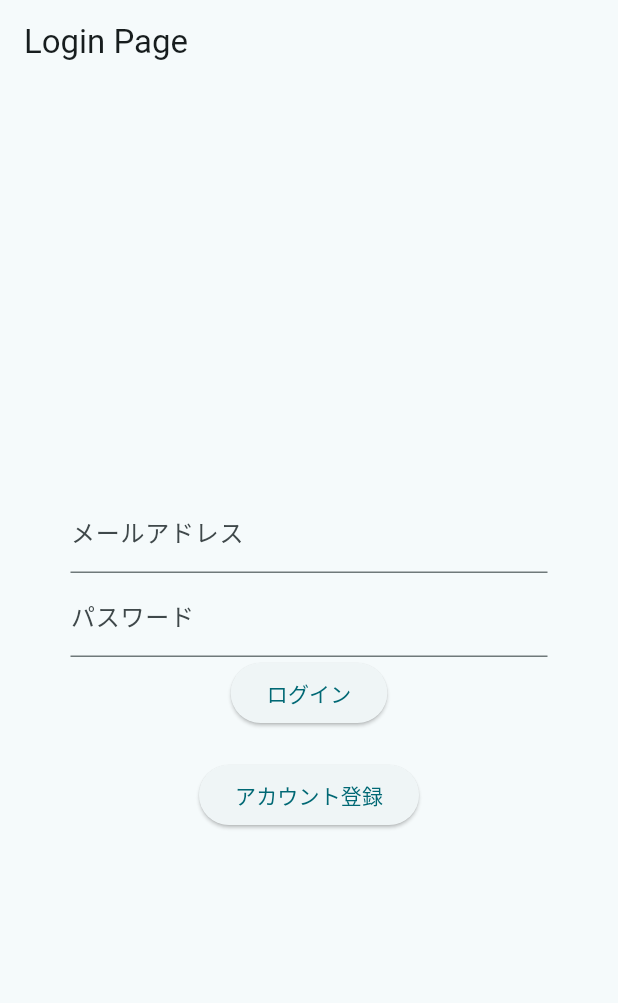
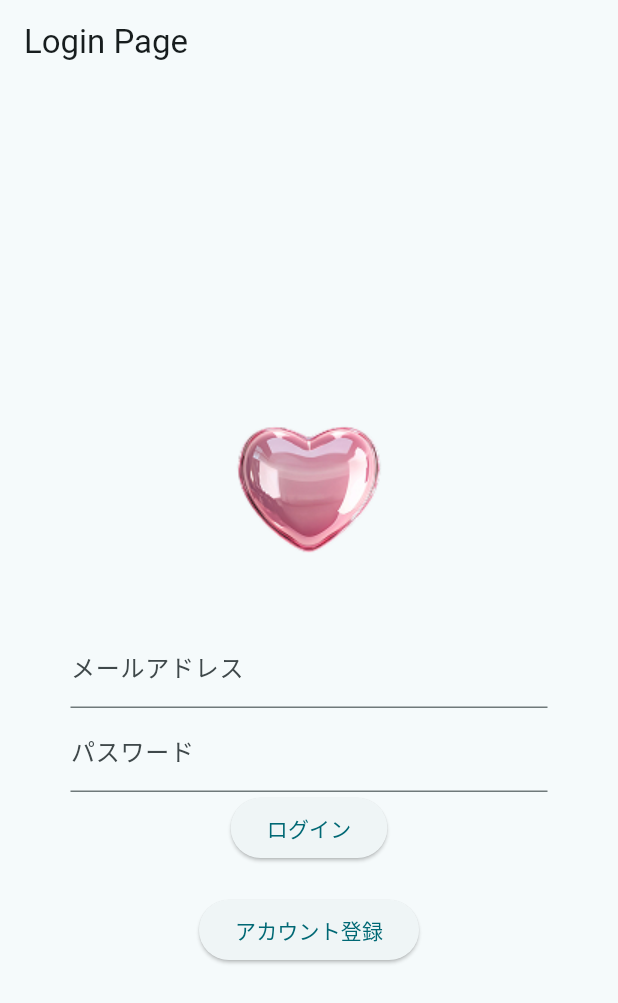
Before and after one commit to hanaka23/naily, a Flutter app: the screen it shows after launch, on a phone screen of 412 x 824 dp. Shown: the top 1003 px of the screen. Run offline on Flutter 3.47's test engine with Material 3 defaults, Android fonts, the phone set to English and light mode, and no system bars; our stand-ins replace cloud_firestore, firebase_auth, firebase_core; accounts and stored records are empty.

Commit message:
pink_heart image追加

```diff
--- /dev/null
+++ b/lib/core/components/pink_heart.dart
@@ -0,0 +1,10 @@
+import 'package:flutter/material.dart';
+
+class PinkHeart extends StatelessWidget {
+  const PinkHeart({super.key});
+
+  @override
+  Widget build(BuildContext context) {
+    return Image.asset('assets/images/pink_heart.png', width: 180, height: 180);
+  }
+}
--- a/lib/features/login/components/login_ui.dart
+++ b/lib/features/login/components/login_ui.dart
@@ -1,4 +1,5 @@
 import 'package:flutter/material.dart';
+import 'package:naily/core/components/pink_heart.dart';
 import 'package:naily/features/login/entities/login.dart';
 import 'package:naily/features/login/repositories/login_signin.dart';
 import 'package:naily/pages/feed_page.dart';
@@ -21,6 +22,7 @@ class _LoginUiState extends State<LoginUi> {
       mainAxisSize: MainAxisSize.min, // これが重要！
       mainAxisAlignment: MainAxisAlignment.center,
       children: <Widget>[
+        const PinkHeart(),
         TextField(
           onChanged: (value) => email = value,
           decoration: const InputDecoration(labelText: 'メールアドレス'),
--- a/pubspec.yaml
+++ b/pubspec.yaml
@@ -61,9 +61,8 @@ flutter:
   uses-material-design: true
 
   # To add assets to your application, add an assets section, like this:
-  # assets:
-  #   - images/a_dot_burr.jpeg
-  #   - images/a_dot_ham.jpeg
+  assets:
+    -  assets/images/
 
   # An image asset can refer to one or more resolution-specific "variants", see
   # https://flutter.dev/to/resolution-aware-images
```
Also changed, not shown: assets/images/pink_heart.png (added).
